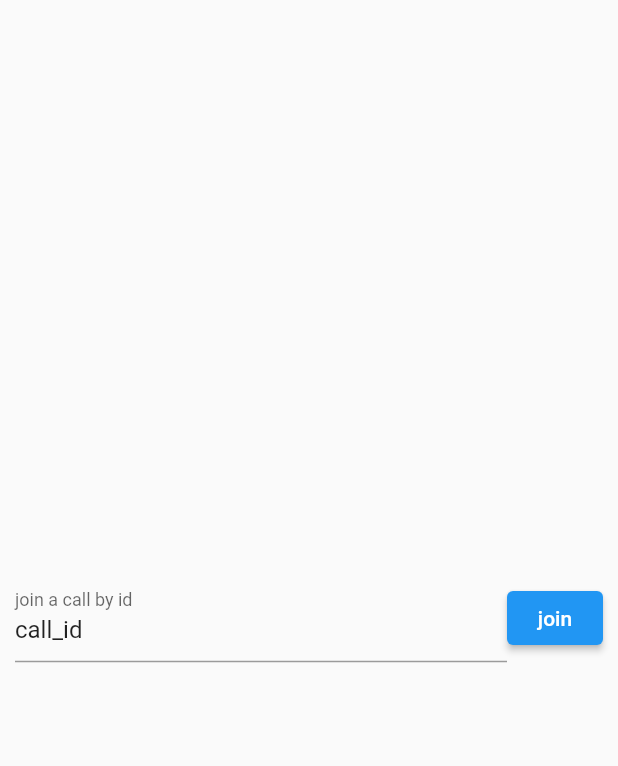
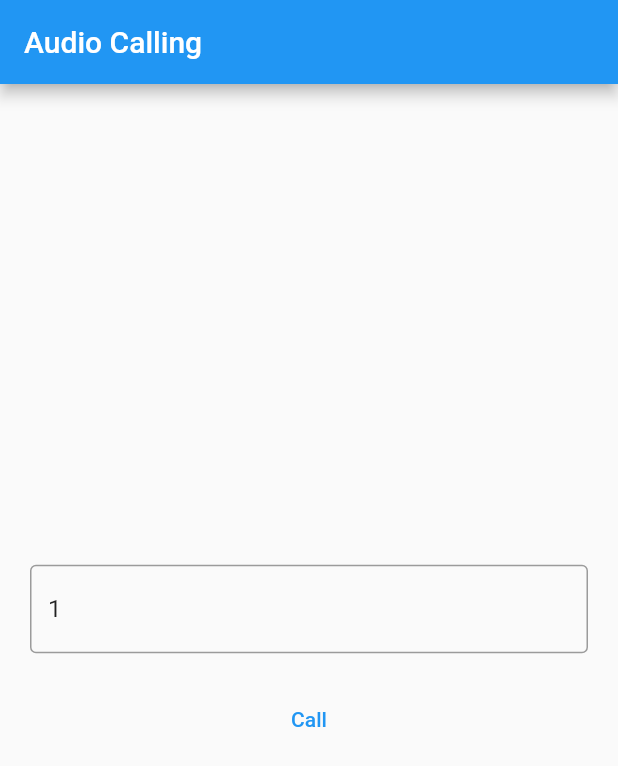
Before and after one commit to axiftaj/Flutter-Live-Streaming-Zego-Cloud, a Flutter app: the screen it shows after launch, on a phone screen of 412 x 824 dp. Shown: the top 766 px of the screen. Run offline on Flutter 3.47's test engine with Material 2 defaults, Android fonts, the phone set to English and light mode, and no system bars; missing offline and left inert: zego_uikit_prebuilt_call, zego_uikit_prebuilt_live_streaming.

Commit message:
one to one audi calling added

```diff
--- /dev/null
+++ b/lib/audio_calling_screen.dart
@@ -0,0 +1,73 @@
+import 'package:flutter/material.dart';
+import 'package:flutter_live_streaming_app/utils.dart';
+import 'package:zego_uikit_prebuilt_call/zego_uikit_prebuilt_call.dart';
+import 'dart:math' as math;
+
+
+class AudioCallingScreen extends StatefulWidget {
+  const AudioCallingScreen({Key? key}) : super(key: key);
+
+  @override
+  State<AudioCallingScreen> createState() => _AudioCallingScreenState();
+}
+
+
+final userId = math.Random().nextInt(10000).toString();
+
+
+class _AudioCallingScreenState extends State<AudioCallingScreen> {
+
+  final callIdController = TextEditingController(text: '1');
+  @override
+  Widget build(BuildContext context) {
+    return Scaffold(
+      appBar: AppBar(
+        title: Text('Audio Calling'),
+      ),
+      body: Padding(
+        padding: const EdgeInsets.symmetric(horizontal: 20),
+        child: Column(
+          mainAxisAlignment: MainAxisAlignment.center,
+          crossAxisAlignment: CrossAxisAlignment.center,
+          children: [
+            TextFormField(
+              controller: callIdController,
+              decoration: InputDecoration(
+                hintText: 'Enter callign id' ,
+                border: OutlineInputBorder()
+              ),
+            ),
+            SizedBox(height: 20,),
+            TextButton(onPressed: (){
+              Navigator.push(context,
+                  MaterialPageRoute(builder: (context) => AudioCallingPage(callingId: callIdController.text.toString()))) ;
+            }, child: Text('Call'))
+          ],
+        ),
+      ),
+    );
+  }
+}
+
+
+class AudioCallingPage extends StatelessWidget {
+  final String callingId ;
+  const AudioCallingPage({Key? key, required this.callingId}) : super(key: key);
+
+  @override
+  Widget build(BuildContext context) {
+    return SafeArea(
+        child: ZegoUIKitPrebuiltCall(
+          appID: Utils.appId ,
+          appSign: Utils.appSignin,
+          userID: userId,
+          callID: callingId,
+          config: ZegoUIKitPrebuiltCallConfig.oneOnOneVoiceCall()
+          ..onOnlySelfInRoom = (context){
+            Navigator.pop(context);
+          },
+          userName: 'Asif Taj',
+        )
+    );
+  }
+}
--- a/lib/main.dart
+++ b/lib/main.dart
@@ -1,4 +1,5 @@
 import 'package:flutter/material.dart';
+import 'package:flutter_live_streaming_app/audio_calling_screen.dart';
 import 'package:flutter_live_streaming_app/video_calling.dart';
 
 Future main() async {
@@ -13,7 +14,7 @@ class MyApp extends StatelessWidget {
     return const MaterialApp(
       debugShowCheckedModeBanner: false,
       title: 'Zego Video Calling',
-      home: VideoCalling(),
+      home: AudioCallingScreen(),
     );
   }
 }
--- a/lib/utils.dart
+++ b/lib/utils.dart
@@ -1,6 +1,7 @@
 
 class Utils {
 
-  static int appId = 121212 ;
-  static String appSignin = "your sign in" ;
+  static int appId =  ;
+  static String appSignin = "" ;
+
 }
```
Also changed, not shown: 1 other file.
